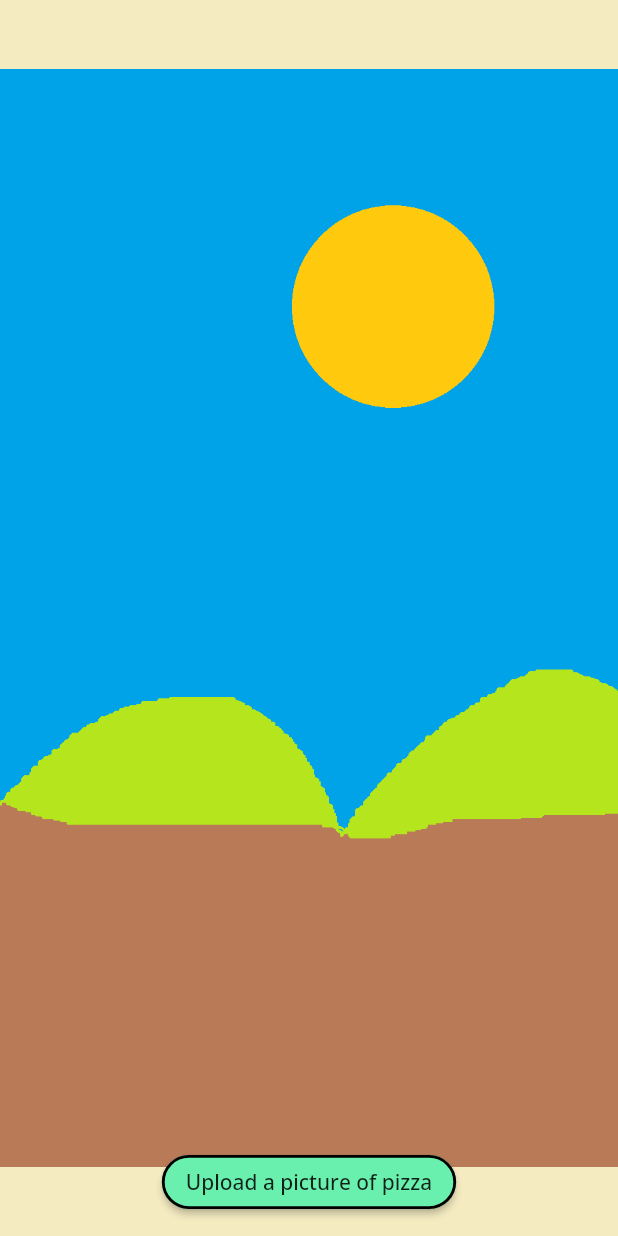
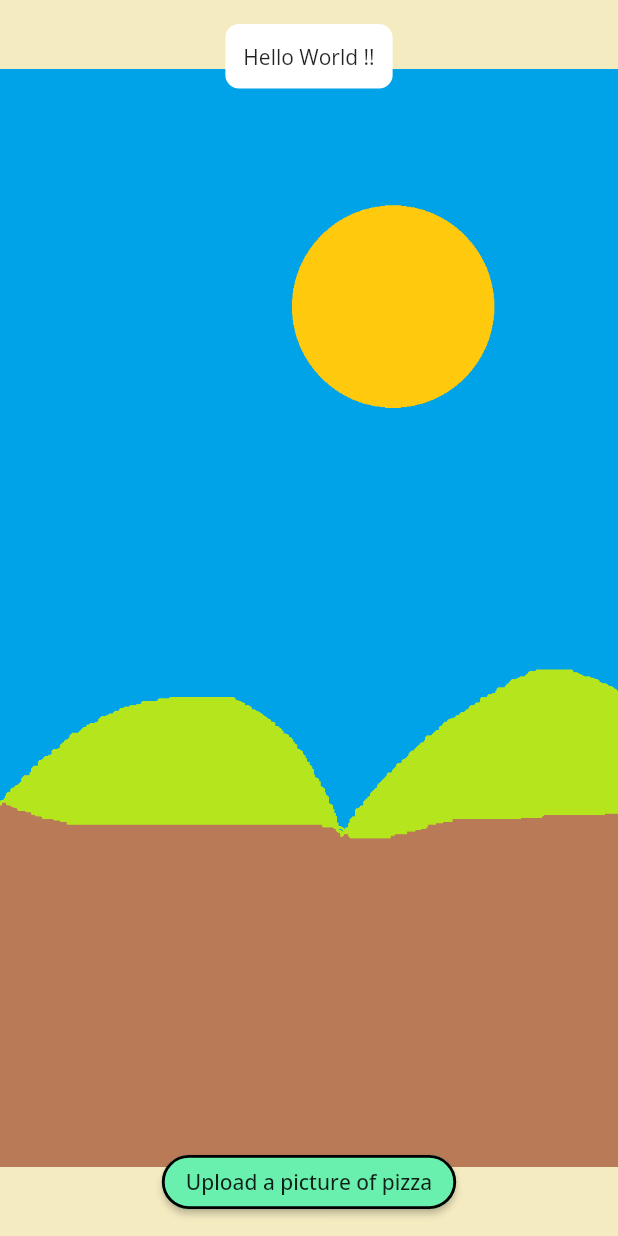
Before and after one commit to Nuttawut503/Pizza-Recognition, a Flutter app: the screen it shows after launch, on a phone screen of 412 x 824 dp. Run offline on Flutter 3.47's test engine with Material 2 defaults, Android fonts, the phone set to English and light mode, and no system bars; our stand-ins replace audioplayers, bloc, equatable, flutter_bloc, font_awesome_flutter, google_fonts and 1 more; missing offline and left inert: tflite.

Commit message:
Update UI

```diff
--- a/lib/pizza_controller/pizza_bloc.dart
+++ b/lib/pizza_controller/pizza_bloc.dart
@@ -37,7 +37,7 @@ class PizzaBloc extends Bloc<PizzaEvent, PizzaState> {
         labels: 'assets/tflite/labels.txt'
       );
       await player.load('ding.mp3');
-      await Future.delayed(Duration(milliseconds: max(0, 1000 - DateTime.now().millisecondsSinceEpoch + startTime)));
+      await Future.delayed(Duration(milliseconds: max(0, 1500 - DateTime.now().millisecondsSinceEpoch + startTime)));
       yield Initialized.defaultState();
     } catch (_) {
       yield Uninitialized.failure();
@@ -59,9 +59,11 @@ class PizzaBloc extends Bloc<PizzaEvent, PizzaState> {
     final startTime = DateTime.now().millisecondsSinceEpoch;
     final output = await Tflite.runModelOnImage(
       path: (state as Initialized).imagePath,
+      // imageStd: 255.0,
+      // numResults: 2,
+      // threshold: 0.2,
     );
     await Future.delayed(Duration(milliseconds: max(0, 2500 - DateTime.now().millisecondsSinceEpoch + startTime)));
-    print(output);
     yield (state as Initialized).updatePredictResult(confidentRate: output[0]['confidence'] as double);
   }
 
--- a/lib/pizza_controller/pizza_state.dart
+++ b/lib/pizza_controller/pizza_state.dart
@@ -75,7 +75,7 @@ class Initialized extends PizzaState {
   Initialized updatePredictResult({@required double confidentRate}) {
     return _copyWith(
       isPredicting: false,
-      confidentRate: num.parse(confidentRate.toStringAsFixed(4)) * 100,
+      confidentRate: num.parse((confidentRate * 100).toStringAsFixed(2)),
     );
   }
 
--- a/lib/view/home_screen.dart
+++ b/lib/view/home_screen.dart
@@ -1,5 +1,6 @@
 import 'dart:io';
 import 'package:flutter/material.dart';
+import 'package:font_awesome_flutter/font_awesome_flutter.dart';
 import 'package:google_fonts/google_fonts.dart';
 import 'package:flutter_bloc/flutter_bloc.dart';
 import 'package:Pizza_Recognition/pizza_controller/pizza_bloc.dart';
@@ -53,7 +54,16 @@ class HomeScreen extends StatelessWidget {
 
 class FloatingText extends StatelessWidget {
   String getDescriptionTextByState(Initialized currentState) {
-    return '';
+    if (currentState.imagePath == null) {
+      return 'Hello World !!';
+    } else if (currentState.isPredicting == true) {
+      return 'Please wait, the program is working...';
+    } else if (currentState.confidentRate == null) {
+      return 'Your image has been uploaded';
+    } else if (currentState.confidentRate > 80) {
+      return 'You uploaded a picture of pizza\n(confidence: ${currentState.confidentRate} %)';
+    }
+    return 'You didn\'t upload a picture of pizza\n(confidence: ${currentState.confidentRate} %)';
   }
 
   @override
@@ -64,17 +74,32 @@ class FloatingText extends StatelessWidget {
           return Align(
             alignment: Alignment.topCenter,
             child: Container(
-              margin: EdgeInsets.only(top: 12.0),
+              margin: EdgeInsets.only(top: 16.0),
+              padding: EdgeInsets.all(12.0),
               decoration: BoxDecoration(
-
+                borderRadius: BorderRadius.all(Radius.circular(9.0)),
+                color: Colors.white,
               ),
               child: Column(
                 mainAxisSize: MainAxisSize.min,
                 children: [
-                  Text(getDescriptionTextByState(state), style: GoogleFonts.openSans()),
+                  Text(getDescriptionTextByState(state), style: GoogleFonts.openSans(fontSize: 14.0), textAlign: TextAlign.center),
                   if (state.confidentRate != null)
-                    RaisedButton(
-                      onPressed: () => BlocProvider.of<PizzaBloc>(context).add(ResetButtonPressed())
+                    Column(
+                      mainAxisSize: MainAxisSize.min,
+                      children: [
+                        SizedBox(height: 12.0),
+                        ClipOval(
+                          child: Material(
+                            color: Colors.greenAccent,
+                            child: InkWell(
+                              splashColor: Colors.green,
+                              child: SizedBox(width: 36, height: 36, child: Icon(FontAwesomeIcons.redo, size: 15.0,)),
+                              onTap: () => BlocProvider.of<PizzaBloc>(context).add(ResetButtonPressed()),
+                            ),
+                          ),
+                        ),
+                      ],
                     ),
                 ],
               )
@@ -120,10 +145,15 @@ class FloatingImage extends StatelessWidget {
     return Align(
       alignment: Alignment.bottomCenter,
       child: Container(
-        margin: EdgeInsets.only(bottom: 0.0),
-        width: 0.0,
-        height: 0.0,
+        margin: EdgeInsets.only(
+          bottom: MediaQuery.of(context).size.width / MediaQuery.of(context).size.height > 0.5625
+          ? MediaQuery.of(context).size.height * 0.1
+          : MediaQuery.of(context).size.height / 2.0 - (MediaQuery.of(context).size.width / 9.0 * 16 * 0.4)
+        ),
+        width: (MediaQuery.of(context).size.width / MediaQuery.of(context).size.height > 0.5625)? MediaQuery.of(context).size.height * 0.25: MediaQuery.of(context).size.width * 0.25,
+        height: (MediaQuery.of(context).size.width / MediaQuery.of(context).size.height > 0.5625)? MediaQuery.of(context).size.height * 0.25: MediaQuery.of(context).size.width * 0.25,
         decoration: BoxDecoration(
+          color: Colors.black,
           border: Border.all(),
           borderRadius: BorderRadius.circular(6.0)
         ),
```
Also changed, not shown: lib/view/uninitialized_screen.dart (+35 -5 lines), pubspec.yaml (+6 -1 lines), assets/images/app_icon.png (deleted), assets/images/launcher_icon.png (added), pubspec.lock, 23 other files.
